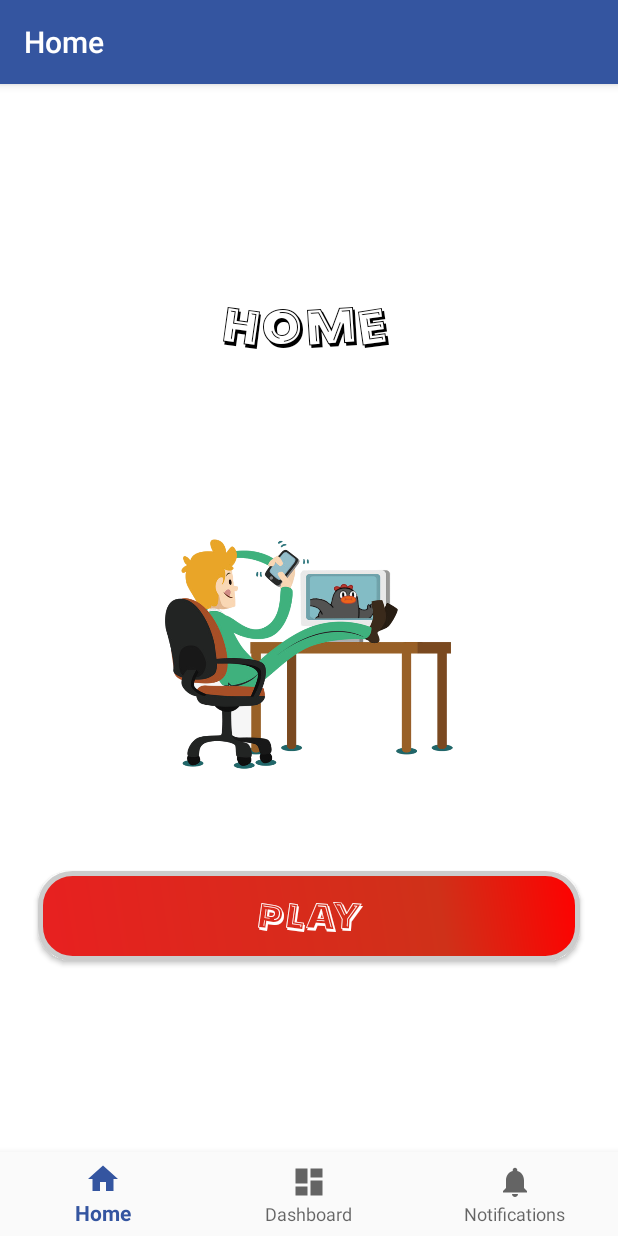
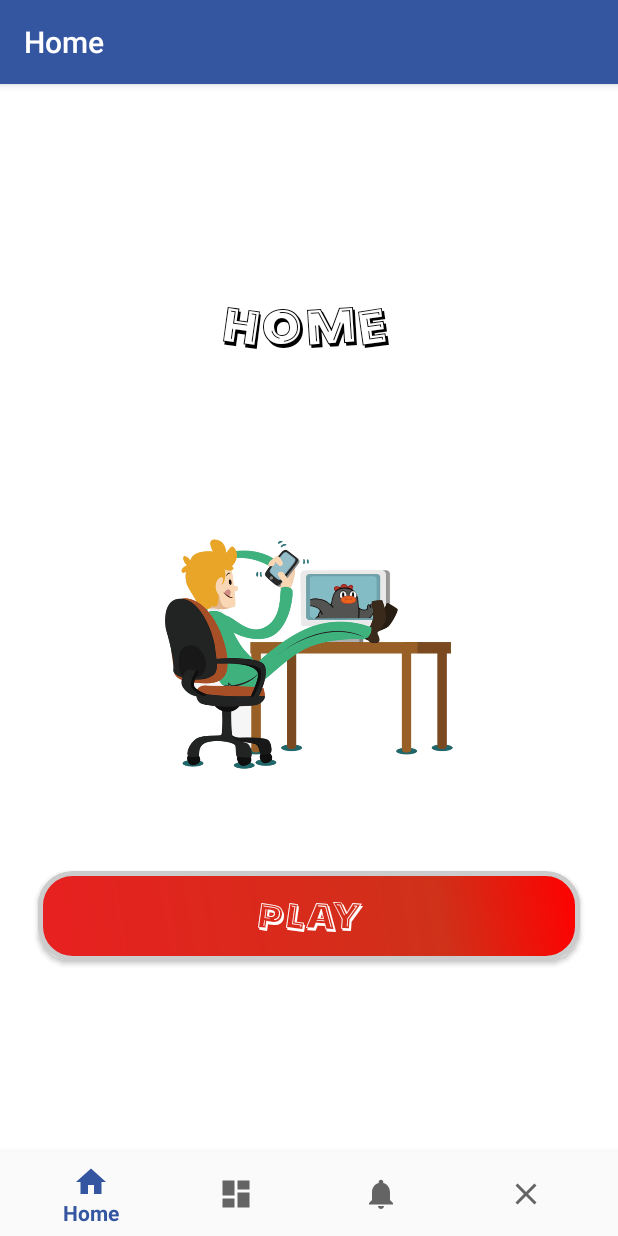
Before and after one commit to JonathanSilvaViana/TrueIChickenYou, an Android app: the screen it shows after launch (MainActivity), on a phone screen of 412 x 824 dp. Run offline under Robolectric (Android 15) with nearby library versions, the phone set to English and light mode, and no system bars; our stand-ins replace navigation-ui.

Commit message:
bt sair bottom

```diff
--- /dev/null
+++ b/app/src/main/res/drawable/close.xml
@@ -0,0 +1,10 @@
+<vector xmlns:android="http://schemas.android.com/apk/res/android"
+    android:width="24dp"
+    android:height="24dp"
+    android:viewportWidth="24"
+    android:viewportHeight="24"
+    android:tint="?attr/colorControlNormal">
+  <path
+      android:fillColor="@android:color/white"
+      android:pathData="M19,6.41L17.59,5 12,10.59 6.41,5 5,6.41 10.59,12 5,17.59 6.41,19 12,13.41 17.59,19 19,17.59 13.41,12z"/>
+</vector>
--- a/app/src/main/res/menu/bottom_nav_menu.xml
+++ b/app/src/main/res/menu/bottom_nav_menu.xml
@@ -16,4 +16,9 @@
         android:icon="@drawable/ic_notifications_black_24dp"
         android:title="@string/title_notifications" />
 
+    <item
+        android:id="@+id/navigation_encerrar"
+        android:icon="@drawable/close"
+        android:title="@string/menu_sair" />
+
 </menu>
--- a/app/src/main/res/navigation/mobile_navigation.xml
+++ b/app/src/main/res/navigation/mobile_navigation.xml
@@ -14,12 +14,12 @@
     <fragment
         android:id="@+id/navigation_dashboard"
         android:name="br.com.ichickenyou.ui.dashboard.DashboardFragment"
-        android:label="@string/title_dashboard"
+        android:label="@string/menu_see"
         tools:layout="@layout/fragment_dashboard" />
 
     <fragment
         android:id="@+id/navigation_notifications"
         android:name="br.com.ichickenyou.ui.notifications.NotificationsFragment"
-        android:label="@string/title_notifications"
+        android:label="@string/menu_rules"
         tools:layout="@layout/fragment_notifications" />
 </navigation>
```
Also changed, not shown: 1 other file.
